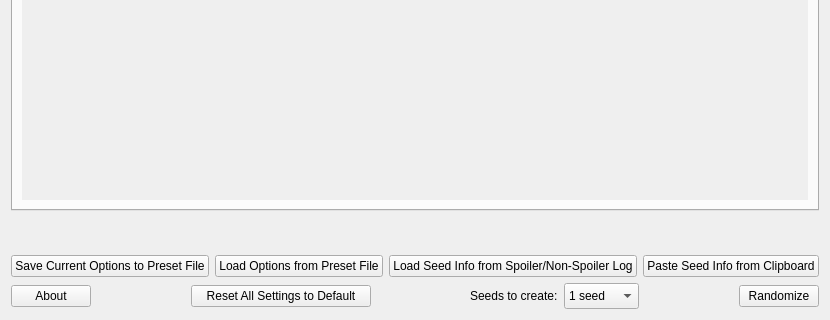
LagoLunatic/dsvrandom, file randomizer.ui: the form before one commit; both pictures show x 0 to 830 and y 440 to 760 of the 830 by 760 pixel window.
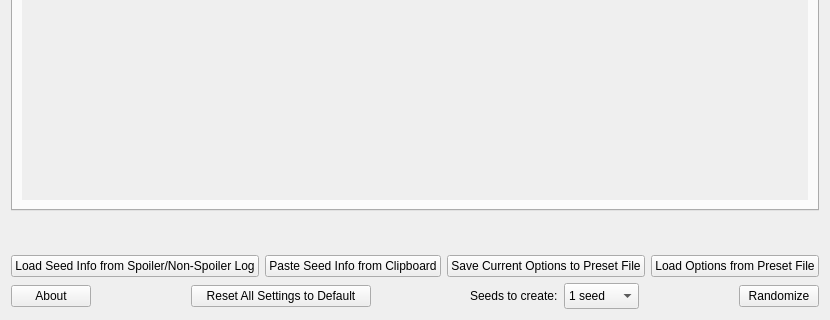
The form after the commit. The open tabs and pages were chosen to show the change. Icons and pictures are not drawn.

Commit message: Reorder seed info/preset buttons

The edit to the form file:
```diff
--- a/randomizer.ui
+++ b/randomizer.ui
@@ -812,20 +812,6 @@
    </item>
    <item>
     <layout class="QHBoxLayout" name="horizontalLayout_2">
-     <item>
-      <widget class="QPushButton" name="save_options_preset_button">
-       <property name="text">
-        <string>Save Current Options to Preset File</string>
-       </property>
-      </widget>
-     </item>
-     <item>
-      <widget class="QPushButton" name="load_options_preset_button">
-       <property name="text">
-        <string>Load Options from Preset File</string>
-       </property>
-      </widget>
-     </item>
      <item>
       <widget class="QPushButton" name="load_seed_info_button">
        <property name="text">
@@ -840,6 +826,20 @@
        </property>
       </widget>
      </item>
+     <item>
+      <widget class="QPushButton" name="save_options_preset_button">
+       <property name="text">
+        <string>Save Current Options to Preset File</string>
+       </property>
+      </widget>
+     </item>
+     <item>
+      <widget class="QPushButton" name="load_options_preset_button">
+       <property name="text">
+        <string>Load Options from Preset File</string>
+       </property>
+      </widget>
+     </item>
     </layout>
    </item>
    <item>
```
Left out of the diff: 4 changed lines with no effect on the pictures.
